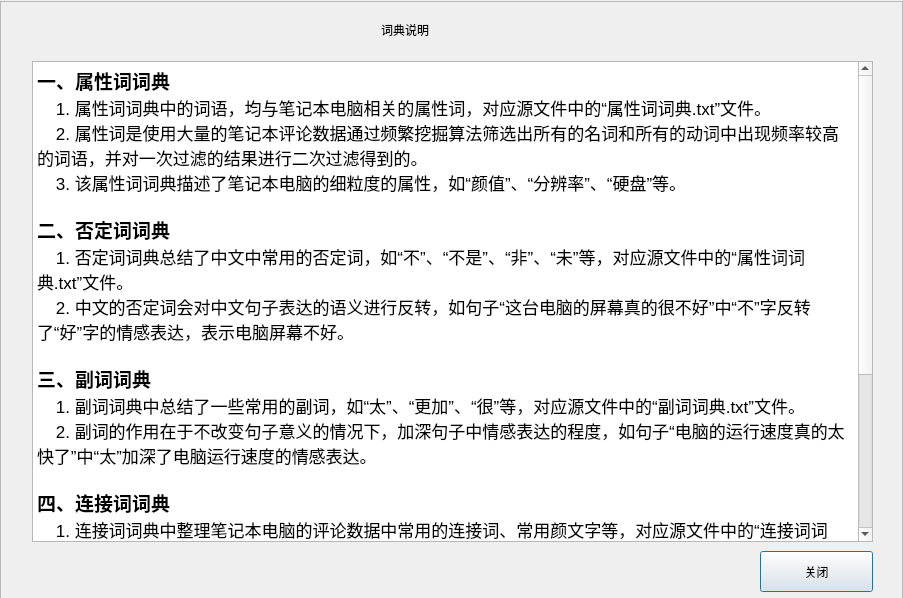
Qt form UI/view/dialog_dic_explain.ui (Orchardxyz/NCSAS) before a commit.
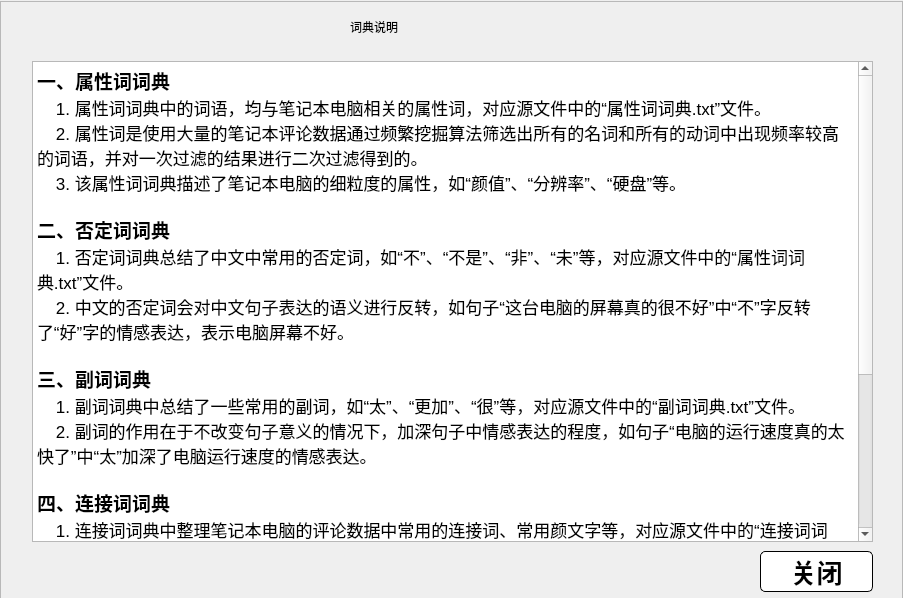
The same form after that commit.

```diff
--- a/UI/view/dialog_dic_explain.ui
+++ b/UI/view/dialog_dic_explain.ui
@@ -37,9 +37,9 @@
    <widget class="QLabel" name="labelDict">
     <property name="geometry">
      <rect>
-      <x>381</x>
-      <y>3</y>
-      <width>171</width>
+      <x>350</x>
+      <y>0</y>
+      <width>221</width>
       <height>51</height>
      </rect>
     </property>
@@ -94,6 +94,22 @@
       <height>41</height>
      </rect>
     </property>
+    <property name="styleSheet">
+     <string notr="true">QPushButton {
+	background: #FFF;
+	border: 1px solid;
+	border-radius: 5px;
+	font-size: 26px;
+	font-weight: bold;
+	font-family: &quot;KaiTi&quot;;
+}
+QPushButton:hover {
+	background: rgb(209, 209, 209);
+}
+QPushButton:pressed {
+	background: rgb(200, 200, 200);
+}</string>
+    </property>
     <property name="text">
      <string>关闭</string>
     </property>
```
Left out of the diff: 46 changed lines with no effect on the pictures.
